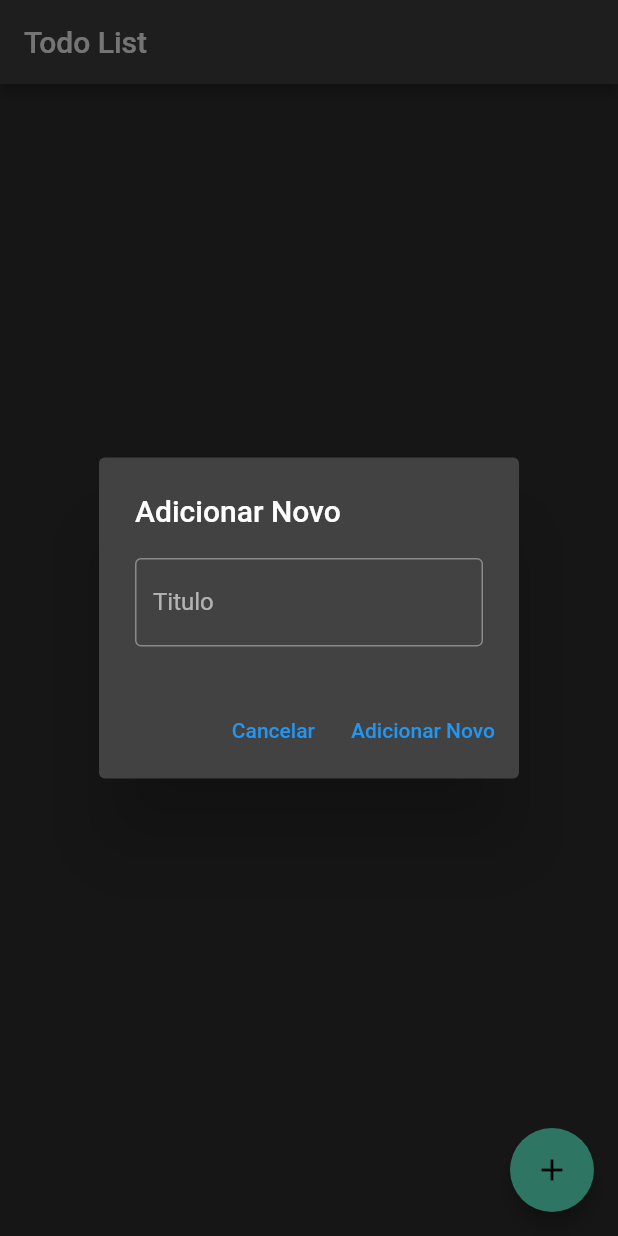
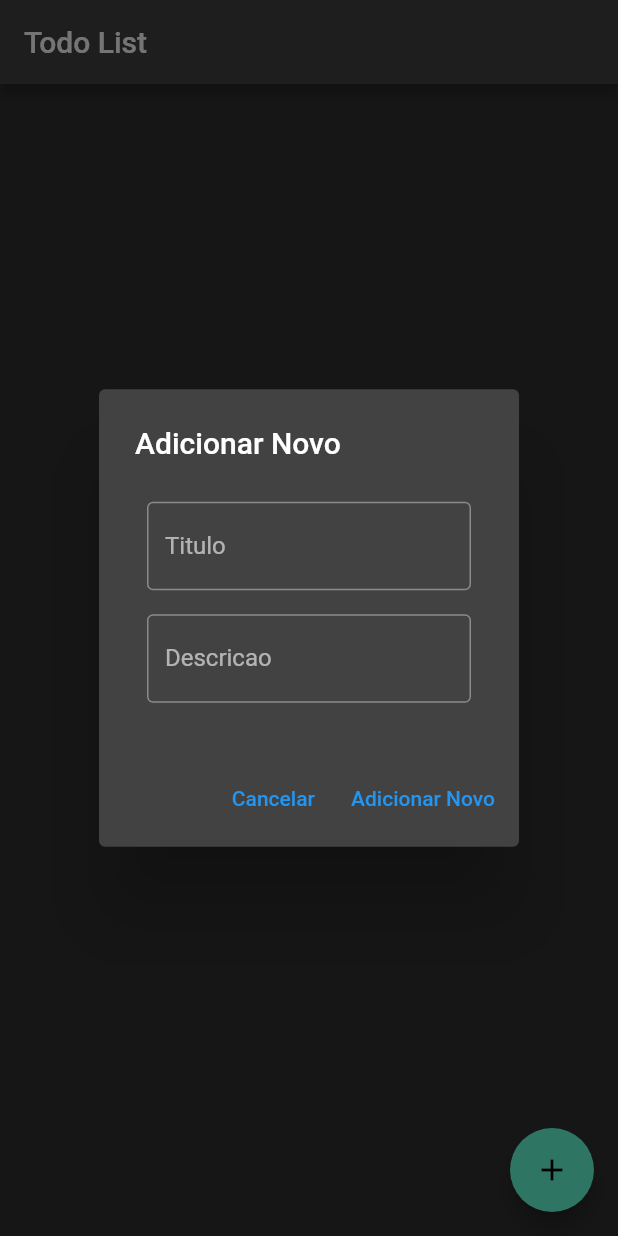
Before and after one commit to Ryann2002/Flutter_Todo_Clean_MobX, a Flutter app: the screen it shows after launch, after a tap on the "add" icon, on a phone screen of 412 x 824 dp. Run offline on Flutter 3.47's test engine with Material 2 defaults, Android fonts, the phone set to English and light mode, and no system bars; our stand-ins replace cloud_firestore, firebase_core, flutter_mobx, flutter_modular, mobx; accounts and stored records are empty; generated files the repository leaves out were written again.

Commit message:
Adição de descrição ao todo

```diff
--- a/lib/app/modules/home/domain/entities/todo_entity.dart
+++ b/lib/app/modules/home/domain/entities/todo_entity.dart
@@ -1,9 +1,11 @@
 class TodoEntity {
   String title;
   bool check;
+  String descricao;
 
   TodoEntity({
     required this.title,
     required this.check,
+    required this.descricao,
   });
 }
--- a/lib/app/modules/home/home_page.dart
+++ b/lib/app/modules/home/home_page.dart
@@ -7,7 +7,7 @@ import 'infra/models/todo_model.dart';
 
 class HomePage extends StatefulWidget {
   final String title;
-  const HomePage({this.title = "Home"});
+  const HomePage({Key? key, this.title = "Home"}) : super(key: key);
 
   @override
   _HomePageState createState() => _HomePageState();
@@ -65,6 +65,10 @@ class _HomePageState extends ModularState<HomePage, HomeStore> {
                           ? TextDecoration.lineThrough
                           : TextDecoration.none),
                 ),
+                subtitle: Text(
+                  todo.descricao,
+                  style: const TextStyle(fontSize: 23.0),
+                ),
               );
             },
           );
@@ -84,13 +88,32 @@ class _HomePageState extends ModularState<HomePage, HomeStore> {
         builder: (_) {
           return AlertDialog(
             title: Text(model!.title.isNotEmpty ? "Edição" : "Adicionar Novo"),
-            content: TextFormField(
+            content: Column(
+              mainAxisSize: MainAxisSize.min,
+              children: [
+                Padding(
+                  padding: const EdgeInsets.all(8.0),
+                  child: TextFormField(
                     initialValue: model.title,
                     onChanged: (value) => model!.title = value,
                     decoration: const InputDecoration(
                       border: OutlineInputBorder(),
                       labelText: "Titulo",
                     ),
+                  ),
+                ),
+                Padding(
+                  padding: const EdgeInsets.all(8.0),
+                  child: TextFormField(
+                    initialValue: model.title,
+                    onChanged: (value) => model!.descricao = value,
+                    decoration: const InputDecoration(
+                      border: OutlineInputBorder(),
+                      labelText: "Descricao",
+                    ),
+                  ),
+                ),
+              ],
             ),
             actions: [
               TextButton(
--- a/lib/app/modules/home/infra/models/todo_model.dart
+++ b/lib/app/modules/home/infra/models/todo_model.dart
@@ -4,11 +4,23 @@ import 'package:flutter_todo/app/modules/home/domain/entities/todo_entity.dart';
 class TodoModel extends TodoEntity {
   DocumentReference? reference;
 
-  TodoModel({bool check = false, String title = '', this.reference})
-      : super(title: title, check: check);
+  TodoModel({
+    bool check = false,
+    String title = '',
+    String description = '',
+    this.reference,
+  }) : super(
+          title: title,
+          check: check,
+          descricao: description,
+        );
 
   factory TodoModel.fromDocs(QueryDocumentSnapshot doc) {
     return TodoModel(
-        check: doc['check'], title: doc['title'], reference: doc.reference);
+      check: doc['check'],
+      title: doc['title'],
+      description: doc['descricao'],
+      reference: doc.reference,
+    );
   }
 }
--- a/lib/app/modules/home/infra/repository/todo_repository.dart
+++ b/lib/app/modules/home/infra/repository/todo_repository.dart
@@ -23,8 +23,12 @@ class TodoRepository implements ITodoRepository {
 
   @override
   Future add(TodoEntity model) async {
-    return await FirebaseFirestore.instance.collection('todo').add(
-        {'title': model.title, 'check': model.check, 'time': DateTime.now()});
+    return await dataSource.collection('todo').add({
+      'title': model.title,
+      'check': model.check,
+      'descricao': model.descricao,
+      'time': DateTime.now()
+    });
   }
 
   @override
@@ -32,6 +36,7 @@ class TodoRepository implements ITodoRepository {
     return await reference.update({
       'title': model.title,
       'check': model.check,
+      'descricao': model.descricao,
     });
   }
 
```
Lines whose indentation alone changed are shown as unchanged.
